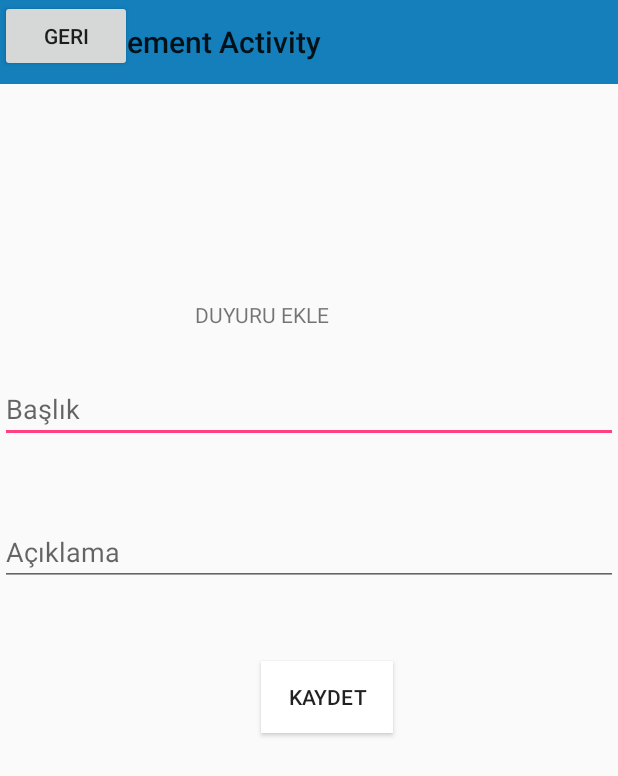
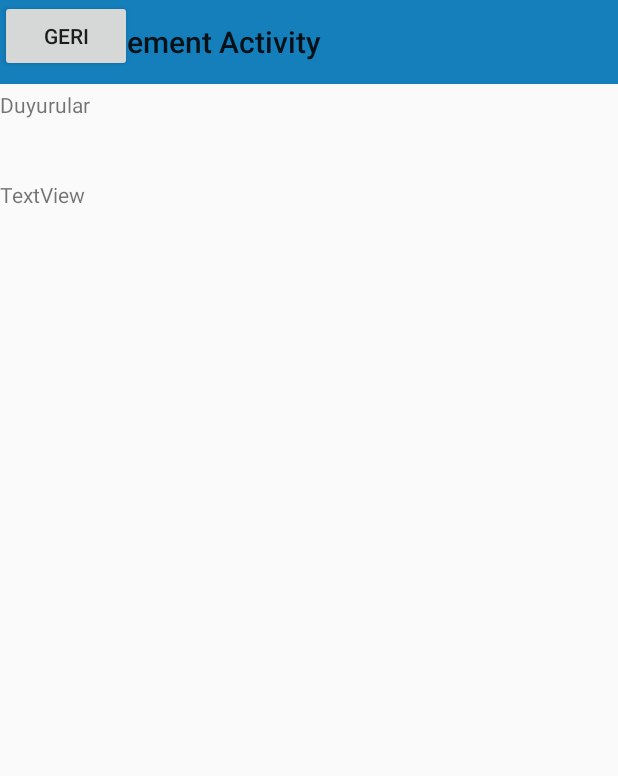
Before and after one commit to emeldinc/BECK496_Android, an Android app: the AnouncementActivity screen opened directly, with no data from a screen before it, on a phone screen of 412 x 824 dp. Shown: the top 776 px of the screen. Run offline under Robolectric (Android 15) with nearby library versions, the phone set to English and light mode, and no system bars; 6 statements that could not run were skipped.

Commit message:
Added anouncement page.

```diff
--- a/app/src/main/java/com/example/monster/beck496_android/LoginActivity.java
+++ b/app/src/main/java/com/example/monster/beck496_android/LoginActivity.java
@@ -144,7 +144,7 @@ public class LoginActivity extends AppCompatActivity implements View.OnClickList
                     startActivity(intent);
                 }
                 else {
-                    Toast.makeText(LoginActivity.this, "Username or password is wrong...", Toast.LENGTH_SHORT).show();
+                    Toast.makeText(LoginActivity.this, "Kullanıcı adı veya şifre hatalı...", Toast.LENGTH_SHORT).show();
                 }
 
             } catch (JSONException e) {
--- a/app/src/main/res/layout/activity_anouncement.xml
+++ b/app/src/main/res/layout/activity_anouncement.xml
@@ -21,49 +21,23 @@
         android:layout_height="wrap_content"
         android:text="Geri" />
 
-    <RelativeLayout xmlns:android="http://schemas.android.com/apk/res/android"
+    <RelativeLayout
         android:layout_width="fill_parent"
         android:layout_height="fill_parent">
+
         <TextView
-            android:id="@+id/text"
+            android:id="@+id/textView6"
             android:layout_width="match_parent"
-            android:layout_height="wrap_content"
-            android:layout_alignParentLeft="true"
-            android:layout_alignParentTop="true"
-            android:layout_marginLeft="130dp"
-            android:layout_marginTop="200dp"
-            android:text="DUYURU EKLE" />
-        <EditText
-            android:id="@+id/baslikInput"
-            android:layout_width="match_parent"
-            android:layout_height="wrap_content"
-            android:layout_alignParentLeft="true"
-            android:layout_alignParentTop="true"
-            android:layout_below="@+id/text"
-            android:layout_marginTop="250dp"
-            android:hint="Başlık" />
+            android:layout_height="155dp"
+            android:layout_marginTop="120dp"
+            android:text="TextView" />
 
-        <EditText
-            android:id="@+id/aciklamaInput"
-            android:layout_centerInParent="true"
-            android:layout_width="match_parent"
-            android:layout_height="wrap_content"
-            android:layout_alignParentLeft="true"
-            android:layout_below="@+id/baslikInput"
-            android:layout_marginTop="50dp"
-            android:hint="Açıklama" />
-
-        <Button
-            android:id="@+id/kaydetButton"
+        <TextView
+            android:id="@+id/textView7"
             android:layout_width="wrap_content"
             android:layout_height="wrap_content"
-            android:layout_alignParentRight="true"
-            android:layout_marginRight="150dp"
-            android:layout_marginTop="50dp"
-            android:layout_below="@+id/aciklamaInput"
-            android:background="@android:color/white"
-            android:text="Kaydet" />
-
+            android:layout_marginTop="60dp"
+            android:text="Duyurular" />
     </RelativeLayout>
 
 
```
Also changed, not shown: app/src/main/AndroidManifest.xml (+8 -8 lines), app/src/main/java/com/example/monster/beck496_android/AnouncementActivity.java (+69 -15 lines), app/src/main/java/com/example/monster/beck496_android/Duyuru.java (added, +46 -0 lines), app/src/main/java/com/example/monster/beck496_android/ShowHouseInfo.java (added, +52 -0 lines), app/src/main/res/layout/activity_show_house_info.xml (added, +57 -0 lines).
